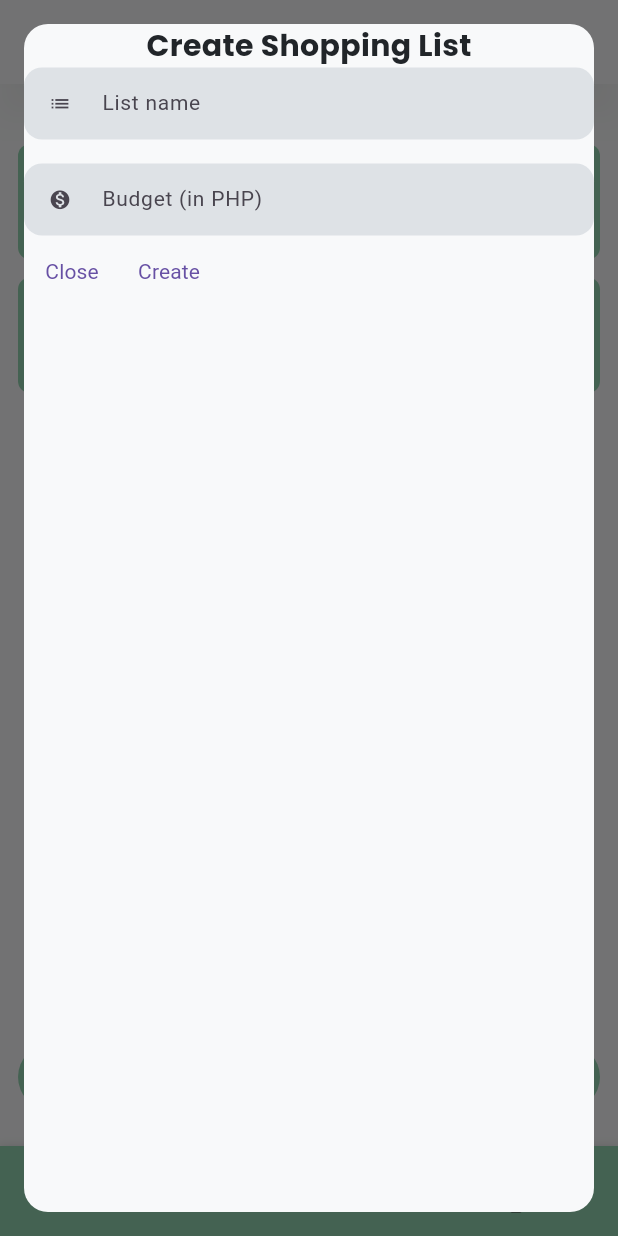
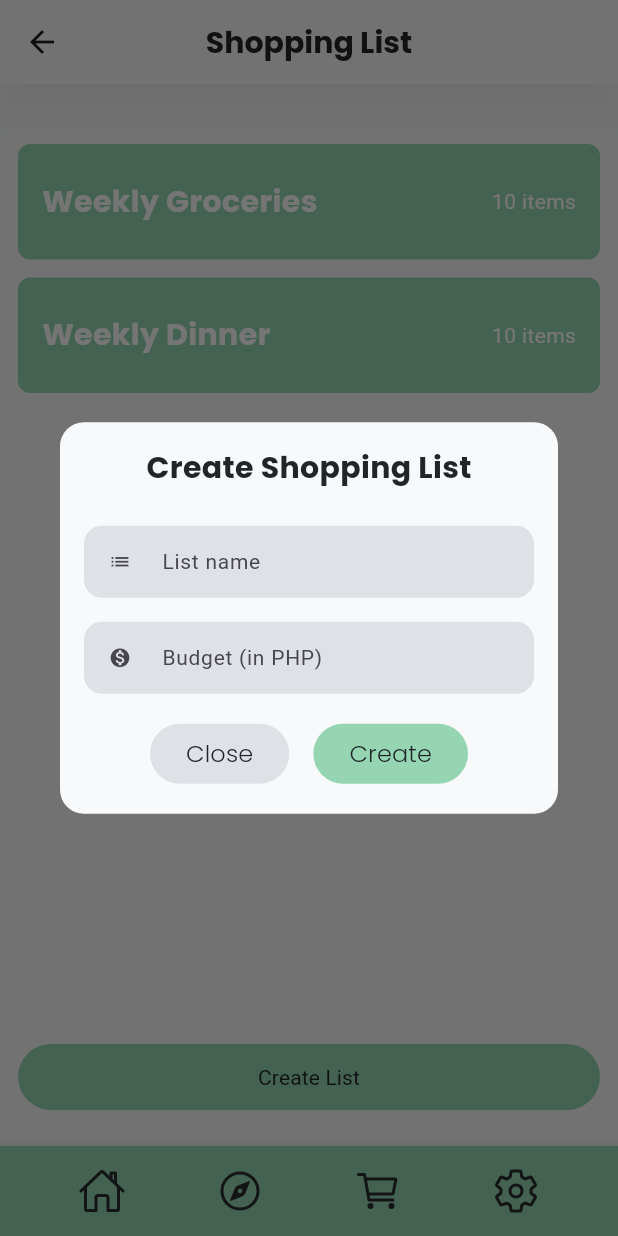
Before and after one commit to andrewaltuna/cooki, a Flutter app: the ShoppingListScreen screen opened directly, after a tap on "Create List", on a phone screen of 412 x 824 dp. Run offline on Flutter 3.47's test engine with Material 3 defaults, Android fonts, the phone set to English and light mode, and no system bars; our stand-ins replace equatable, firebase_auth, firebase_core, flutter_bloc, flutter_hooks, flutter_svg and 5 more; missing offline and left inert: app_settings, flutter_beacon; accounts and stored records are empty; network calls fail.

Commit message:
Style create modal

```diff
--- a/lib/feature/shopping_list/presentations/component/shopping_list_create_helper.dart
+++ b/lib/feature/shopping_list/presentations/component/shopping_list_create_helper.dart
@@ -27,7 +27,6 @@ class ShoppingListCreateModal {
                 ],
                 child: const Dialog(
                   backgroundColor: AppColors.backgroundPrimary,
-                  insetPadding: EdgeInsets.all(16),
                   shape: RoundedRectangleBorder(
                     borderRadius: BorderRadius.all(
                       Radius.circular(16),
--- a/lib/feature/shopping_list/presentations/component/shopping_list_create_modal_content.dart
+++ b/lib/feature/shopping_list/presentations/component/shopping_list_create_modal_content.dart
@@ -1,4 +1,5 @@
 import 'package:cooki/common/component/form/custom_form_field.dart';
+import 'package:cooki/common/theme/app_colors.dart';
 import 'package:cooki/common/theme/app_text_styles.dart';
 import 'package:cooki/feature/shopping_list/presentations/view_model/shopping_list_view_model.dart';
 import 'package:flutter/material.dart';
@@ -35,11 +36,17 @@ class ShoppingListCreateModalContent extends HookWidget {
           Navigator.pop(context);
         }
       },
+      child: Padding(
+        padding: const EdgeInsets.all(16.0),
         child: Column(
+          mainAxisSize: MainAxisSize.min,
           children: [
             Text(
               'Create Shopping List',
               style: AppTextStyles.titleMedium,
+            ),
+            const SizedBox(
+              height: 24,
             ),
             Form(
               key: _formKey,
@@ -65,14 +72,42 @@ class ShoppingListCreateModalContent extends HookWidget {
                 ],
               ),
             ),
+            const SizedBox(
+              height: 16.0,
+            ),
             Row(
+              mainAxisAlignment: MainAxisAlignment.center,
               children: [
                 TextButton(
+                  style: TextButton.styleFrom(
+                      backgroundColor: AppColors.backgroundSecondary,
+                      padding: const EdgeInsets.symmetric(
+                        vertical: 8.0,
+                        horizontal: 24.0,
+                      )),
                   onPressed: () => _onClose(context),
-                child: Text("Close"),
+                  child: Text(
+                    "Close",
+                    style: AppTextStyles.titleSmall.copyWith(
+                      fontWeight: FontWeight.w300,
                     ),
+                  ),
+                ),
+                const SizedBox(width: 16.0),
                 TextButton(
-                child: Text("Create"),
+                  style: TextButton.styleFrom(
+                    backgroundColor: AppColors.accent,
+                    padding: const EdgeInsets.symmetric(
+                      vertical: 8.0,
+                      horizontal: 24.0,
+                    ),
+                  ),
+                  child: Text(
+                    "Create",
+                    style: AppTextStyles.titleSmall.copyWith(
+                      fontWeight: FontWeight.w300,
+                    ),
+                  ),
                   onPressed: () => _onCreate(
                       context, nameInputController, budgetInputController),
                 )
@@ -80,6 +115,7 @@ class ShoppingListCreateModalContent extends HookWidget {
             )
           ],
         ),
+      ),
     );
   }
 }
```
Lines whose indentation alone changed are shown as unchanged.
